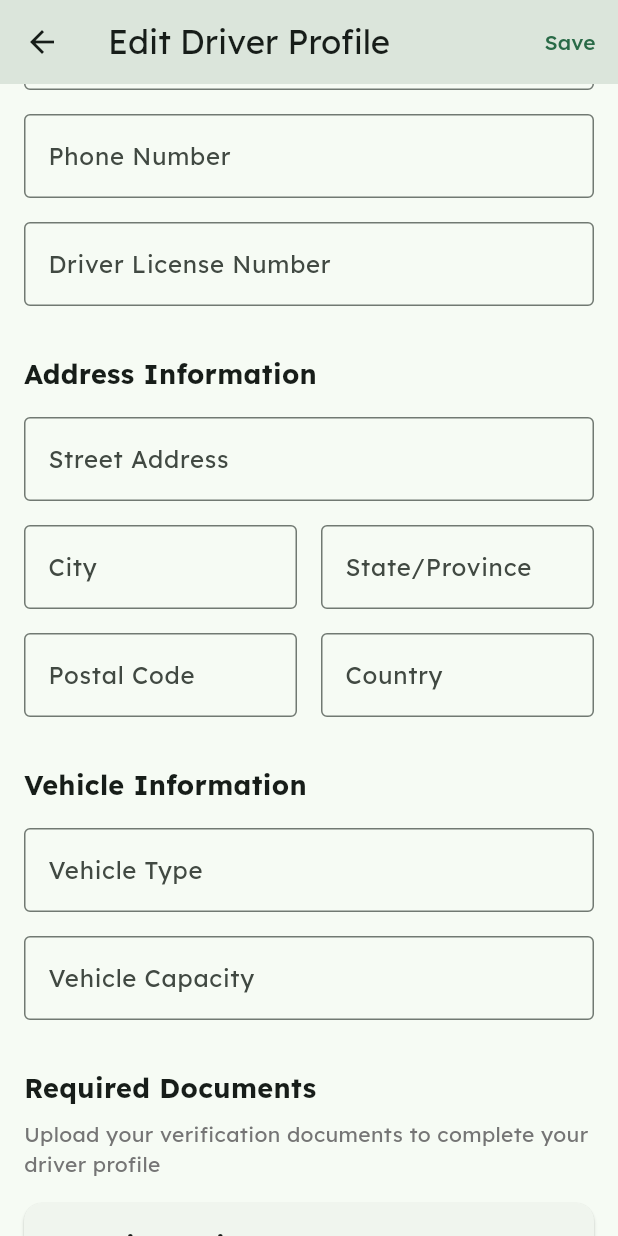
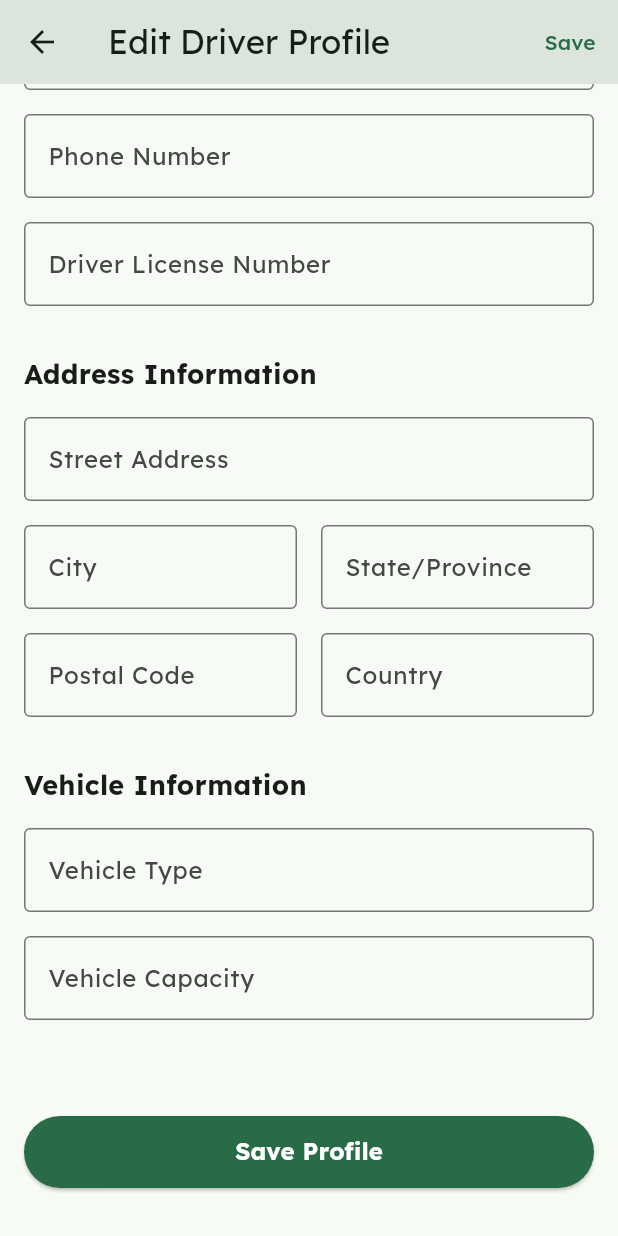
Before and after one commit to pauline12ish34/cargo--App, a Flutter app: the DriverProfileEditScreen screen opened directly, scrolled down 287 dp, on a phone screen of 412 x 824 dp. Run offline on Flutter 3.47's test engine with Material 3 defaults, Android fonts, the phone set to English and light mode, and no system bars; our stand-ins replace cloud_firestore, file_picker, firebase_auth, firebase_core, firebase_storage, flutter_rating_bar and 4 more; accounts and stored records are empty; network calls fail; statements that could not run were skipped; project files that could hold a hidden picture were left out.

Commit message:
Update driver_profile_edit_screen.dart

```diff
--- a/lib/screens/driver_profile_edit_screen.dart
+++ b/lib/screens/driver_profile_edit_screen.dart
@@ -619,98 +619,98 @@ class _DriverProfileEditScreenState extends State<DriverProfileEditScreen> with
               const SizedBox(height: 32),
 
               // Document Upload Section
-              const Text(
-                'Required Documents',
-                style: TextStyle(
-                  fontSize: 18,
-                  fontWeight: FontWeight.bold,
-                ),
-              ),
-              const SizedBox(height: 8),
-              Text(
-                'Upload your verification documents to complete your driver profile',
-                style: TextStyle(
-                  color: Colors.grey[600],
-                  fontSize: 14,
-                ),
-              ),
-              const SizedBox(height: 16),
-
-              _buildDocumentUploadCard(
-                title: 'Driver\'s License',
-                description: 'Upload a clear photo of your valid driver\'s license',
-                onTap: () {
-                  showDocumentPickerDialog(
-                    context,
-                    'Driver\'s License',
-                    onDocumentSelected: (file) {
-                      setState(() {
-                        _driverLicenseFile = file;
-                      });
-                    },
-                  );
-                },
-                isUploading: _driverLicenseUploading,
-                currentUrl: _user?.driverLicense,
-                selectedFile: _driverLicenseFile,
-              ),
-
-              _buildDocumentUploadCard(
-                title: 'National ID',
-                description: 'Upload a clear photo of your national ID card',
-                onTap: () {
-                  showDocumentPickerDialog(
-                    context,
-                    'National ID',
-                    onDocumentSelected: (file) {
-                      setState(() {
-                        _nationalIdFile = file;
-                      });
-                    },
-                  );
-                },
-                isUploading: _nationalIdUploading,
-                currentUrl: _user?.nationalId,
-                selectedFile: _nationalIdFile,
-              ),
-
-              _buildDocumentUploadCard(
-                title: 'Vehicle Registration',
-                description: 'Upload your vehicle registration certificate',
-                onTap: () {
-                  showDocumentPickerDialog(
-                    context,
-                    'Vehicle Registration',
-                    onDocumentSelected: (file) {
-                      setState(() {
-                        _vehicleRegistrationFile = file;
-                      });
-                    },
-                  );
-                },
-                isUploading: _vehicleRegistrationUploading,
-                currentUrl: _user?.vehicleRegistration,
-                selectedFile: _vehicleRegistrationFile,
-              ),
-
-              _buildDocumentUploadCard(
-                title: 'Vehicle Photo',
-                description: 'Upload a clear photo of your vehicle',
-                onTap: () {
-                  showDocumentPickerDialog(
-                    context,
-                    'Vehicle Photo',
-                    onDocumentSelected: (file) {
-                      setState(() {
-                        _vehicleImageFile = file;
-                      });
-                    },
-                  );
-                },
-                isUploading: _vehicleImageUploading,
-                currentUrl: _user?.vehicleImageUrl,
-                selectedFile: _vehicleImageFile,
-              ),
+              // const Text(
+              //   'Required Documents',
+              //   style: TextStyle(
+              //     fontSize: 18,
+              //     fontWeight: FontWeight.bold,
+              //   ),
+              // ),
+              // const SizedBox(height: 8),
+              // Text(
+              //   'Upload your verification documents to complete your driver profile',
+              //   style: TextStyle(
+              //     color: Colors.grey[600],
+              //     fontSize: 14,
+              //   ),
+              // ),
+              // const SizedBox(height: 16),
+              //
+              // _buildDocumentUploadCard(
+              //   title: 'Driver\'s License',
+              //   description: 'Upload a clear photo of your valid driver\'s license',
+              //   onTap: () {
+              //     showDocumentPickerDialog(
+              //       context,
+              //       'Driver\'s License',
+              //       onDocumentSelected: (file) {
+              //         setState(() {
+              //           _driverLicenseFile = file;
+              //         });
+              //       },
+              //     );
+              //   },
+              //   isUploading: _driverLicenseUploading,
+              //   currentUrl: _user?.driverLicense,
+              //   selectedFile: _driverLicenseFile,
+              // ),
+              //
+              // _buildDocumentUploadCard(
+              //   title: 'National ID',
+              //   description: 'Upload a clear photo of your national ID card',
+              //   onTap: () {
+              //     showDocumentPickerDialog(
+              //       context,
+              //       'National ID',
+              //       onDocumentSelected: (file) {
+              //         setState(() {
+              //           _nationalIdFile = file;
+              //         });
+              //       },
+              //     );
+              //   },
+              //   isUploading: _nationalIdUploading,
+              //   currentUrl: _user?.nationalId,
+              //   selectedFile: _nationalIdFile,
+              // ),
+              //
+              // _buildDocumentUploadCard(
+              //   title: 'Vehicle Registration',
+              //   description: 'Upload your vehicle registration certificate',
+              //   onTap: () {
+              //     showDocumentPickerDialog(
+              //       context,
+              //       'Vehicle Registration',
+              //       onDocumentSelected: (file) {
+              //         setState(() {
+              //           _vehicleRegistrationFile = file;
+              //         });
+              //       },
+              //     );
+              //   },
+              //   isUploading: _vehicleRegistrationUploading,
+              //   currentUrl: _user?.vehicleRegistration,
+              //   selectedFile: _vehicleRegistrationFile,
+              // ),
+              //
+              // _buildDocumentUploadCard(
+              //   title: 'Vehicle Photo',
+              //   description: 'Upload a clear photo of your vehicle',
+              //   onTap: () {
+              //     showDocumentPickerDialog(
+              //       context,
+              //       'Vehicle Photo',
+              //       onDocumentSelected: (file) {
+              //         setState(() {
+              //           _vehicleImageFile = file;
+              //         });
+              //       },
+              //     );
+              //   },
+              //   isUploading: _vehicleImageUploading,
+              //   currentUrl: _user?.vehicleImageUrl,
+              //   selectedFile: _vehicleImageFile,
+              // ),
 
               const SizedBox(height: 32),
 
```
